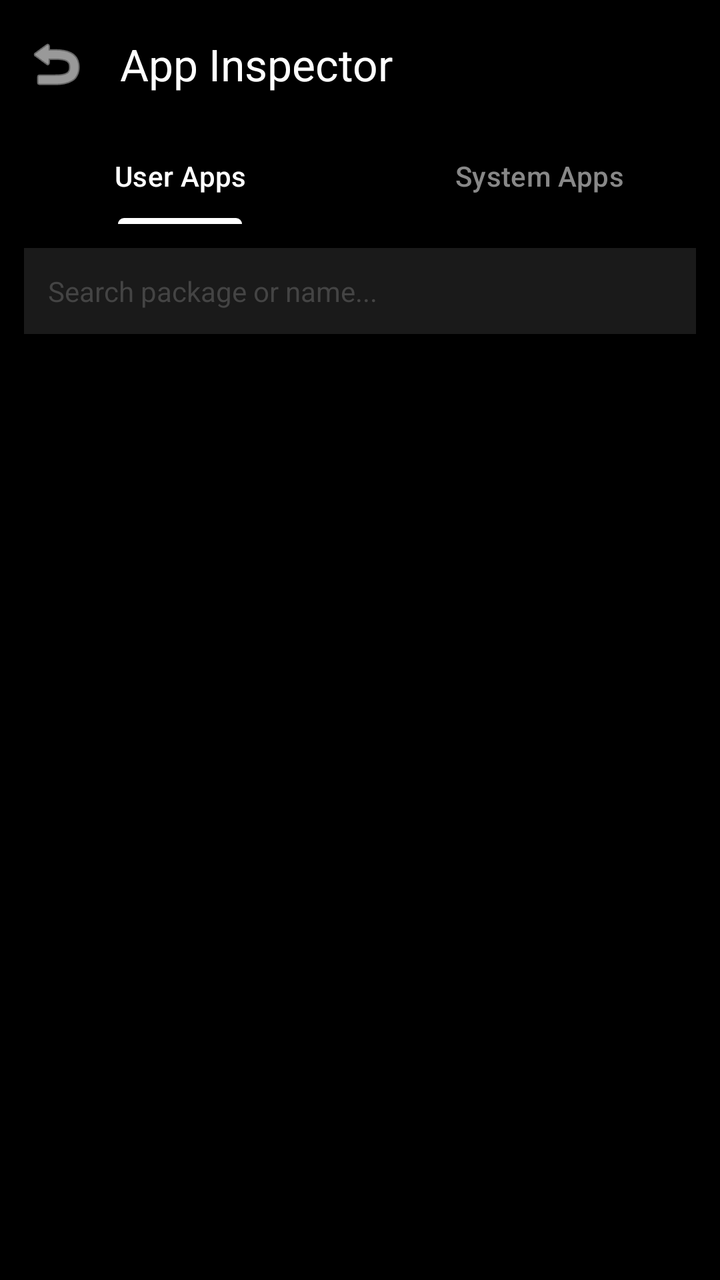
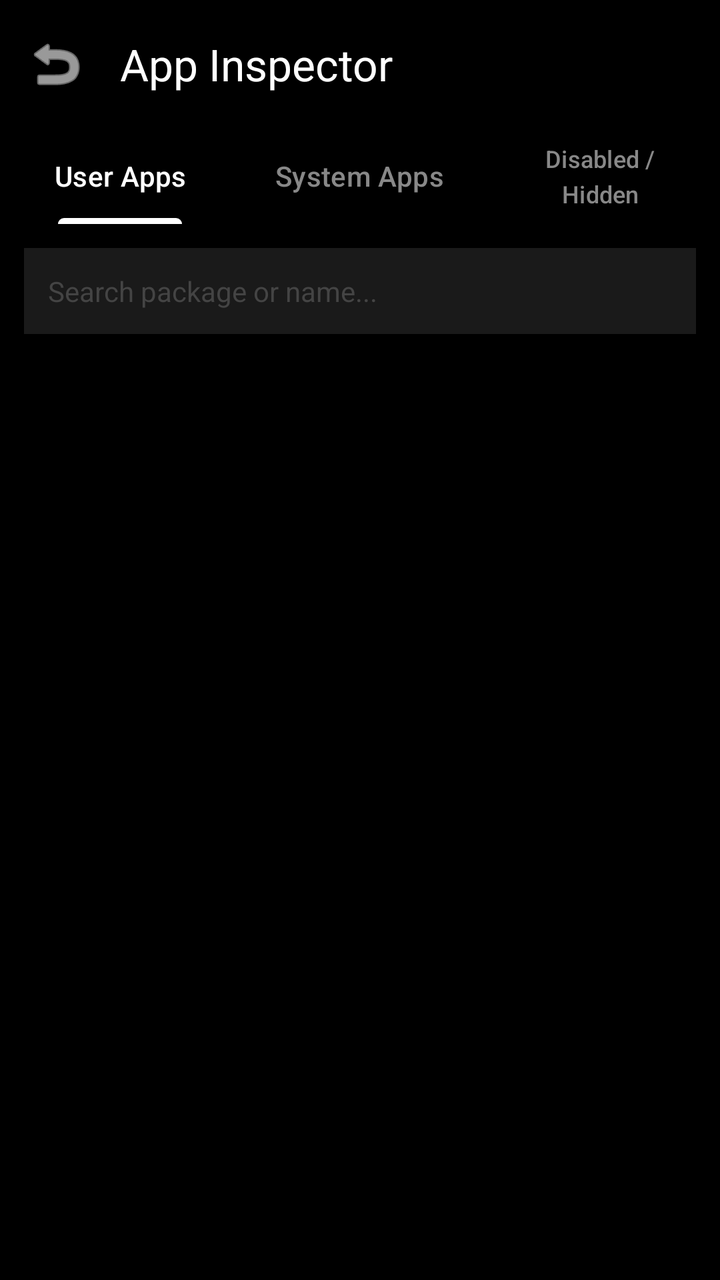

Before-and-after screenshots of an Android layout around one commit, followed by the original layout XML and the change that was made.
<!-- AndroidManifest.xml: activity theme Theme.PhoneControl -->
<!-- res/layout/activity_app_inspector.xml -->
<?xml version="1.0" encoding="utf-8"?>
<LinearLayout xmlns:android="http://schemas.android.com/apk/res/android"
    xmlns:app="http://schemas.android.com/apk/res-auto"
    android:layout_width="match_parent"
    android:layout_height="match_parent"
    android:orientation="vertical"
    android:background="@android:color/black"
    android:fitsSystemWindows="true">

    <com.google.android.material.appbar.MaterialToolbar
        android:id="@+id/toolbarInspector"
        android:layout_width="match_parent"
        android:layout_height="?attr/actionBarSize"
        app:title="App Inspector"
        app:titleTextColor="@android:color/white"
        app:navigationIcon="@android:drawable/ic_menu_revert"
        app:navigationIconTint="@android:color/white" />

    <com.google.android.material.tabs.TabLayout
        android:id="@+id/tabLayoutApps"
        android:layout_width="match_parent"
        android:layout_height="wrap_content"
        android:background="@android:color/black"
        app:tabTextColor="#888888"
        app:tabSelectedTextColor="@android:color/white"
        app:tabIndicatorColor="@android:color/white">
        <com.google.android.material.tabs.TabItem android:text="User Apps" />
        <com.google.android.material.tabs.TabItem android:text="System Apps" />
    </com.google.android.material.tabs.TabLayout>

    <EditText
        android:id="@+id/etSearchApps"
        android:layout_width="match_parent"
        android:layout_height="wrap_content"
        android:hint="Search package or name..."
        android:textColor="@android:color/white"
        android:textColorHint="#444444"
        android:padding="12dp"
        android:background="#1A1A1A"
        android:layout_margin="12dp"
        android:textSize="14sp"
        android:inputType="text"
        android:maxLines="1" />

    <ListView
        android:id="@+id/lvAdbApps"
        android:layout_width="match_parent"
        android:layout_height="0dp"
        android:layout_weight="1"
        android:divider="#222222"
        android:dividerHeight="1dp" />

</LinearLayout>
<!-- resources referenced by this layout -->
<resources>
  <style name="Theme.PhoneControl" parent="Theme.Material3.DayNight.NoActionBar">
          
          <item name="colorPrimary">@color/purple_500</item>
          <item name="colorPrimaryVariant">@color/purple_700</item>
          <item name="colorOnPrimary">@color/white</item>
          
          <item name="colorSecondary">@color/teal_200</item>
          <item name="colorSecondaryVariant">@color/teal_700</item>
          <item name="colorOnSecondary">@color/black</item>
          
          <item name="android:statusBarColor">@android:color/black</item>
          <item name="android:windowLightStatusBar" tools:targetApi="m">false</item>
          
          
          
      </style>
  <color name="purple_500">#FF6200EE</color>
  <color name="purple_700">#FF3700B3</color>
  <color name="white">#FFFFFFFF</color>
  <color name="teal_200">#FF03DAC5</color>
  <color name="teal_700">#FF018786</color>
  <color name="black">#FF000000</color>
</resources>

<!-- the commit's change to res/layout/activity_app_inspector.xml (unified diff, before → after) -->
@@ -26,6 +26,7 @@
         app:tabIndicatorColor="@android:color/white">
         <com.google.android.material.tabs.TabItem android:text="User Apps" />
         <com.google.android.material.tabs.TabItem android:text="System Apps" />
+        <com.google.android.material.tabs.TabItem android:text="Disabled / Hidden" />
     </com.google.android.material.tabs.TabLayout>
 
     <EditText
@@ -42,6 +43,14 @@
         android:inputType="text"
         android:maxLines="1" />
 
+    <ProgressBar
+        android:id="@+id/pbLoadingApps"
+        android:layout_width="wrap_content"
+        android:layout_height="wrap_content"
+        android:layout_gravity="center"
+        android:layout_margin="24dp"
+        android:visibility="gone" />
+
     <ListView
         android:id="@+id/lvAdbApps"
         android:layout_width="match_parent"
